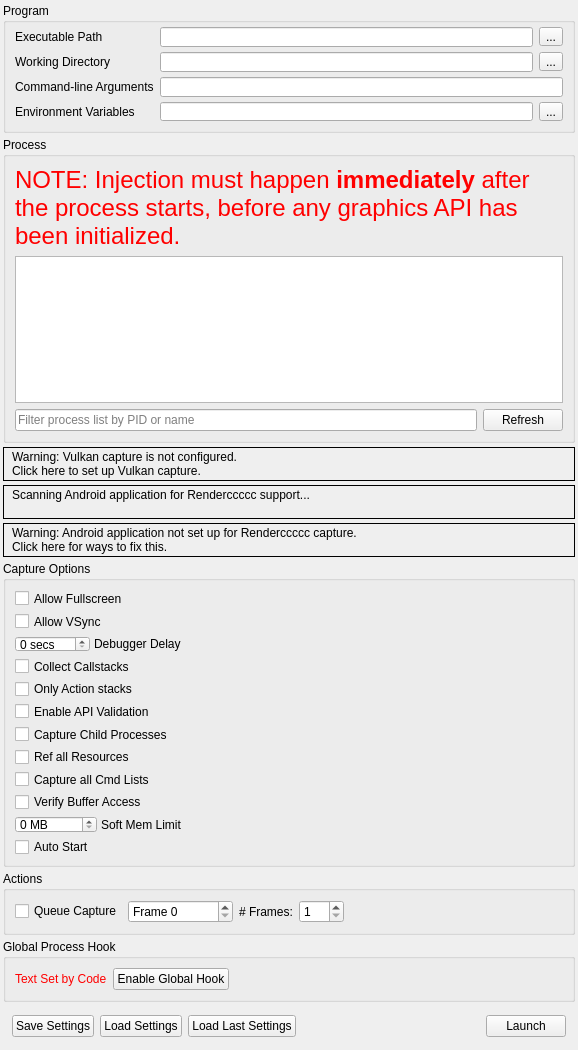
Old version of the form qrenderccccc/Windows/Dialogs/CaptureDialog.ui in the repository f2015805589/renderdoccccc.
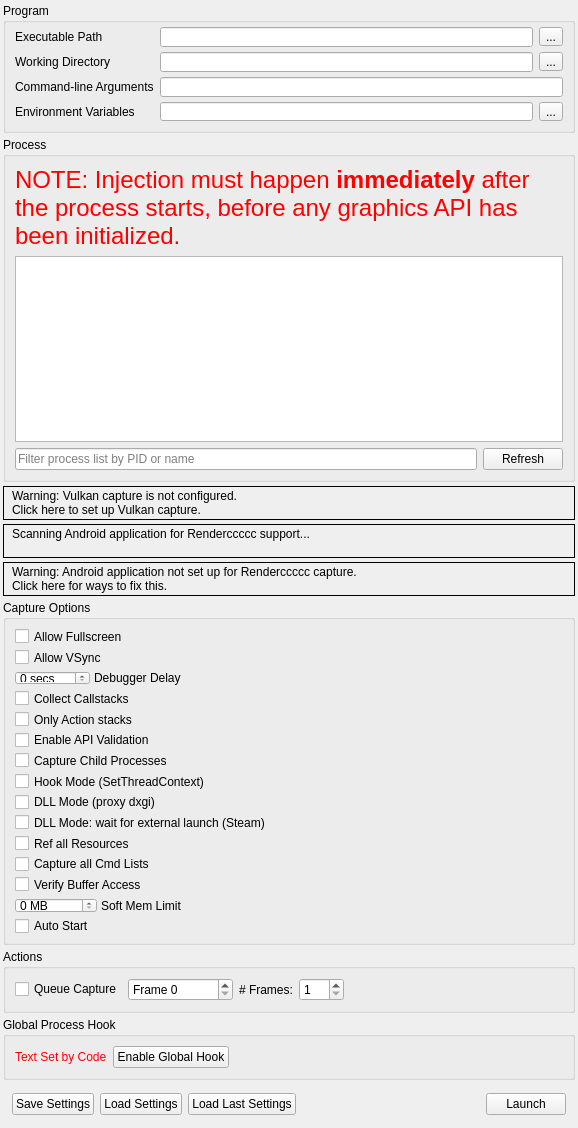
New version of the form. Icons and pictures are not drawn. Custom widgets are drawn as their Qt base class.

Patch:
```diff
--- a/qrenderccccc/Windows/Dialogs/CaptureDialog.ui
+++ b/qrenderccccc/Windows/Dialogs/CaptureDialog.ui
@@ -499,6 +499,36 @@
         </property>
        </widget>
       </item>
+      <item>
+       <widget class="QCheckBox" name="HookMode">
+        <property name="toolTip">
+         <string>Experimental: use SetThreadContext after the Windows loader's initial breakpoint.</string>
+        </property>
+        <property name="text">
+         <string>Hook Mode (SetThreadContext)</string>
+        </property>
+       </widget>
+      </item>
+      <item>
+       <widget class="QCheckBox" name="DllMode">
+        <property name="toolTip">
+         <string>Deploy a proxy dxgi.dll next to the executable and launch it without injection, so the application loads CaptureProbe before it calls any D3D function.</string>
+        </property>
+        <property name="text">
+         <string>DLL Mode (proxy dxgi)</string>
+        </property>
+       </widget>
+      </item>
+      <item>
+       <widget class="QCheckBox" name="DllModeWait">
+        <property name="toolTip">
+         <string>With DLL Mode: deploy the proxy and wait for the application to be started from outside (for example by Steam) instead of launching it. Use this for applications that only run when their launcher starts them.</string>
+        </property>
+        <property name="text">
+         <string>DLL Mode: wait for external launch (Steam)</string>
+        </property>
+       </widget>
+      </item>
       <item>
        <widget class="QCheckBox" name="RefAllResources">
         <property name="toolTip">
```
